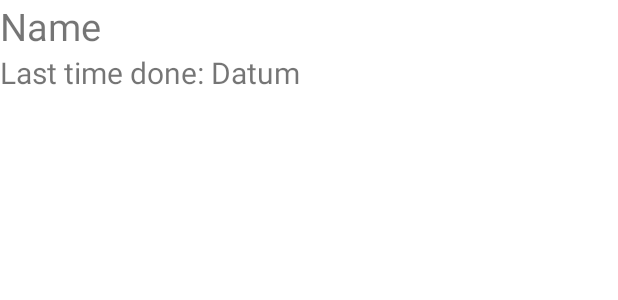
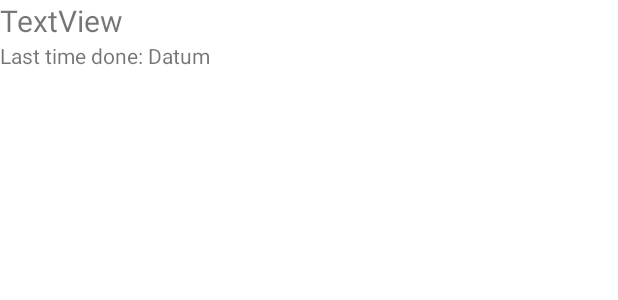
Before and after one commit to MatthiasStadlbauer/Gainz, an Android app: the layout history_fragment_listviewadapter.xml on its own in the app's theme, with its tools: preview values and no code run, on a phone screen of 412 x 824 dp. Shown: the top 300 px of the screen. Run offline under Robolectric (Android 15) with nearby library versions, the phone set to English and light mode, and no system bars.

Commit message:
Speichern von history

```diff
--- a/Gainz_projekt/app/src/main/res/layout/history_listview_adapter.xml
+++ b/Gainz_projekt/app/src/main/res/layout/history_fragment_listviewadapter.xml
@@ -5,31 +5,27 @@
     android:orientation="vertical">
 
     <TextView
-        android:id="@+id/history_listView_Name"
+        android:id="@+id/daten_workout_name"
         android:layout_width="wrap_content"
         android:layout_height="wrap_content"
-        android:text="Name"
-        android:textSize="25dp"/>
+        android:textSize="20dp"
+        android:text="TextView" />
 
     <LinearLayout
         android:layout_width="match_parent"
-        android:layout_height="wrap_content"
-        android:orientation="horizontal">
+        android:layout_height="wrap_content">
+        <TextView
+
+            android:layout_width="wrap_content"
+            android:layout_height="wrap_content"
+
+            android:text="Last time done: " />
 
         <TextView
+            android:id="@+id/daten_workout_date"
             android:layout_width="wrap_content"
             android:layout_height="wrap_content"
-            android:text="Last time done: "
-            android:textSize="20dp"/>
-
-
-        <TextView
-            android:id="@+id/histroy_listView_Datum"
-            android:layout_width="wrap_content"
-            android:layout_height="wrap_content"
-            android:text="Datum"
-            android:textSize="20dp"/>
-
+            android:text="Datum" />
     </LinearLayout>
 
 </LinearLayout>
```
Also changed, not shown: Gainz_projekt/app/src/main/java/htl/grieskirchen/mstadlbauer/gainz_projekt/History_fragment.java (+119 -5 lines), Gainz_projekt/app/src/main/java/htl/grieskirchen/mstadlbauer/gainz_projekt/Histroy_fragment_listviewadapter.java (renamed from Gainz_projekt/app/src/main/java/htl/grieskirchen/mstadlbauer/gainz_projekt/History_listview_adapter.java, +16 -15 lines), Gainz_projekt/app/src/main/java/htl/grieskirchen/mstadlbauer/gainz_projekt/Home_fragment.java (+27 -7 lines).
